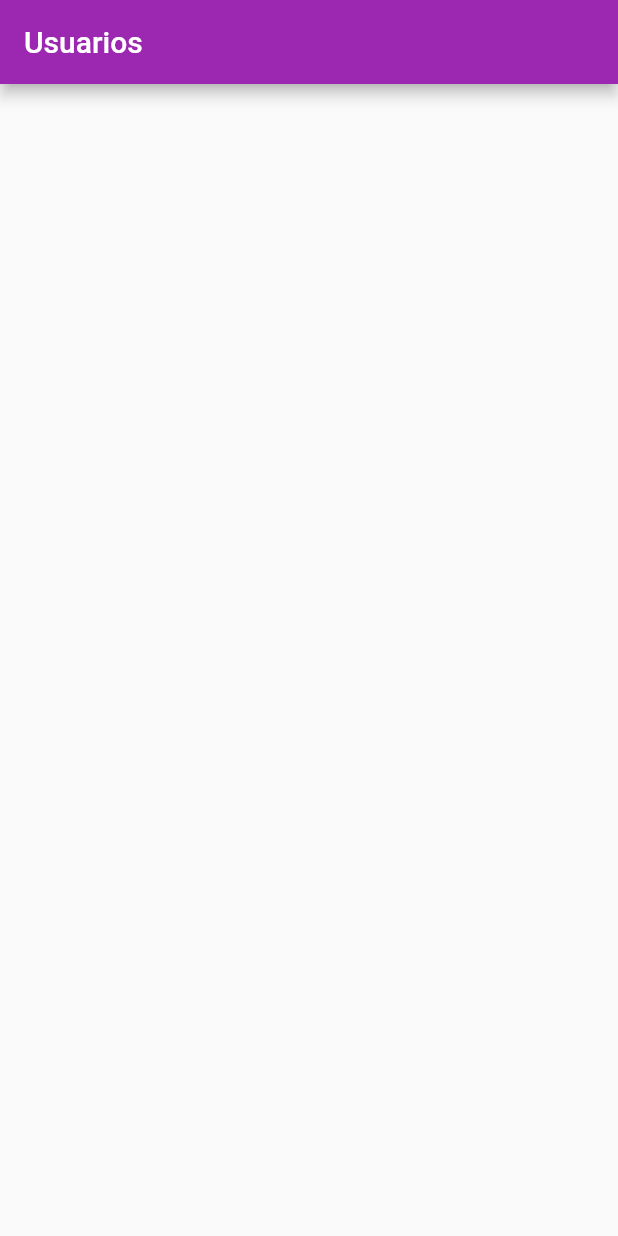
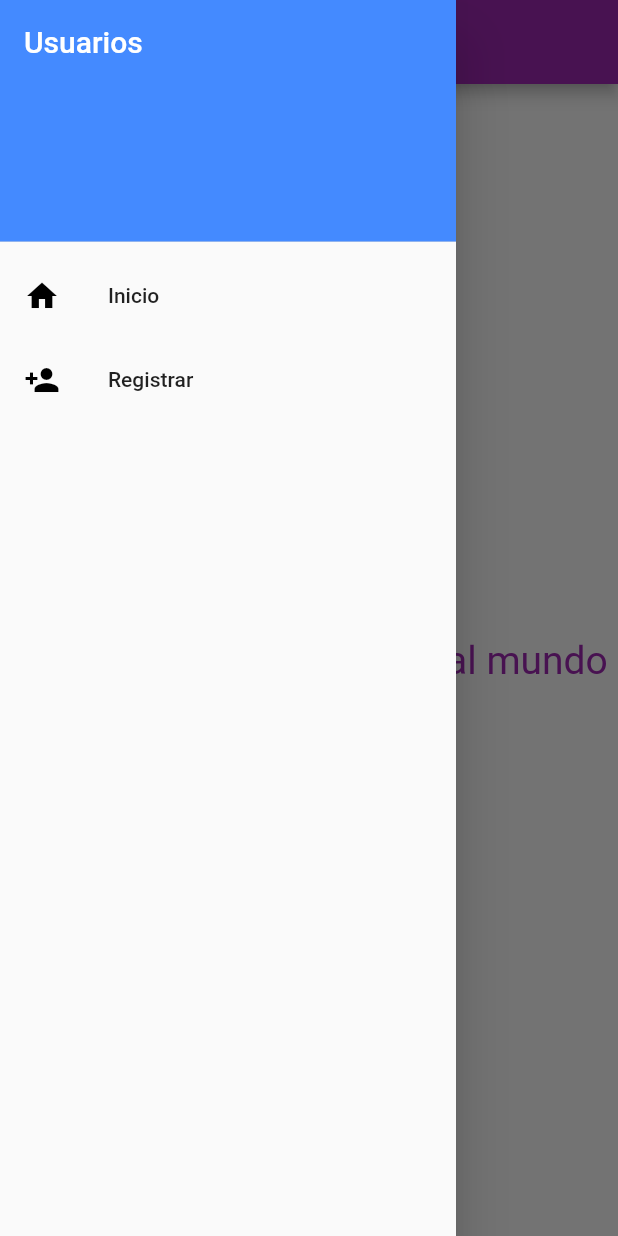
Before and after one commit to KevinTortoledoRodriguez/FlutterApp, a Flutter app: the screen it shows after launch, with the side drawer open (before the commit the screen has no drawer), on a phone screen of 412 x 824 dp. Run offline on Flutter 3.47's test engine with Material 2 defaults, Android fonts, the phone set to English and light mode, and no system bars.

Commit message:
add_users and left menu

```diff
--- a/lib/main.dart
+++ b/lib/main.dart
@@ -1,5 +1,5 @@
 import 'package:flutter/material.dart';
-
+import 'menu/menu_lateral.dart';
 void main() => runApp(Usuarios());
 
 class Usuarios extends StatelessWidget {
@@ -7,6 +7,7 @@ class Usuarios extends StatelessWidget {
   Widget build(BuildContext context) {
     // TODO: implement build
     return MaterialApp(
+      debugShowCheckedModeBanner: false,
       title: 'Usuarios',
       theme: ThemeData(
         primarySwatch: Colors.purple
@@ -24,6 +25,16 @@ class HomePage extends StatelessWidget {
     // TODO: implement build
     return Scaffold(
       appBar: AppBar(title: Text(title)),
+      body: Center(
+        child: Text(
+          "Hola mi estupido y sensual mundo",
+          style: TextStyle(
+            fontSize: 26,
+            color: Colors.purple
+          ),
+        ),
+      ),
+      drawer: MenuLateral()
     );
   }
 
--- /dev/null
+++ b/lib/menu/menu_lateral.dart
@@ -0,0 +1,54 @@
+import 'package:flutter/material.dart';
+import 'package:flutterapp/add/add_usuarios.dart';
+import 'package:flutterapp/main.dart';
+
+class MenuLateral extends StatefulWidget {
+  @override
+  State<StatefulWidget> createState() {
+    // TODO: implement createState
+    return Menu ();
+  }
+}
+
+class Menu extends  State<MenuLateral> {
+  @override
+  Widget build(BuildContext context) {
+    // TODO: implement build
+    return Drawer(
+      child: ListView(
+        children: <Widget>[
+          DrawerHeader(
+            child: Text(
+              'Usuarios',
+              style: TextStyle(
+                  fontSize: 20,
+                  color: Colors.white
+              ),
+            ),
+            decoration: BoxDecoration(
+                color: Colors.blueAccent
+            ),
+          ),
+          ListTile(
+            leading: new Icon(
+                Icons.home,
+                color: Colors.black
+            ),
+            title: Text('Inicio'),
+            onTap: () => Navigator.of(context).push(new PageRouteBuilder(
+              pageBuilder: (_,__,___) => new Usuarios(), ))
+          ),
+          ListTile(
+              leading: new Icon(
+                  Icons.person_add,
+                  color: Colors.black
+              ),
+              title: Text('Registrar'),
+              onTap: () => Navigator.of(context).push(new PageRouteBuilder(
+                pageBuilder: (_,__,___) => new AddUsuarios(), ))
+          ),
+        ],
+      ),
+    );
+  }
+}
```
Also changed, not shown: lib/add/add_usuarios.dart (added, +78 -0 lines).
